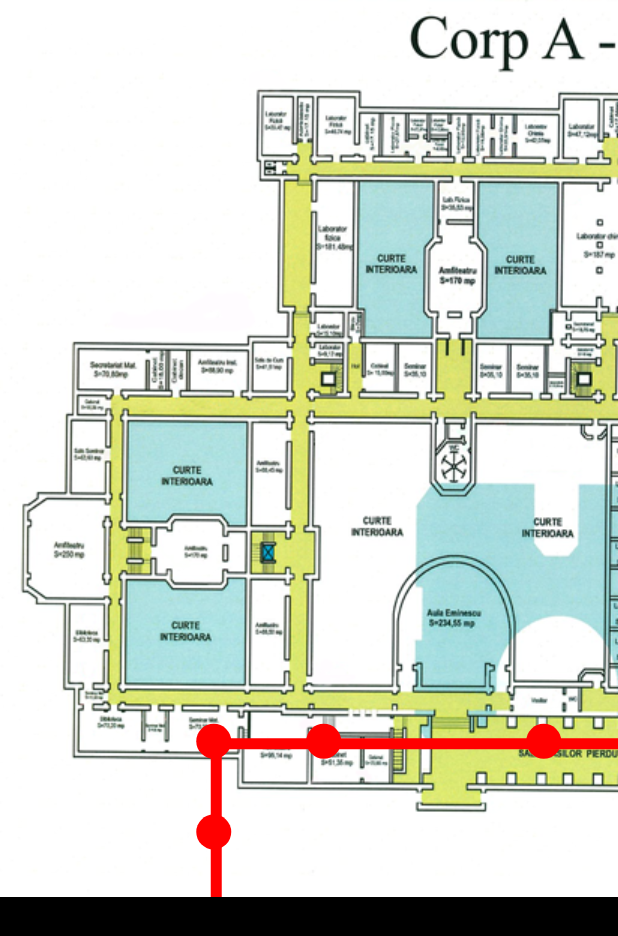
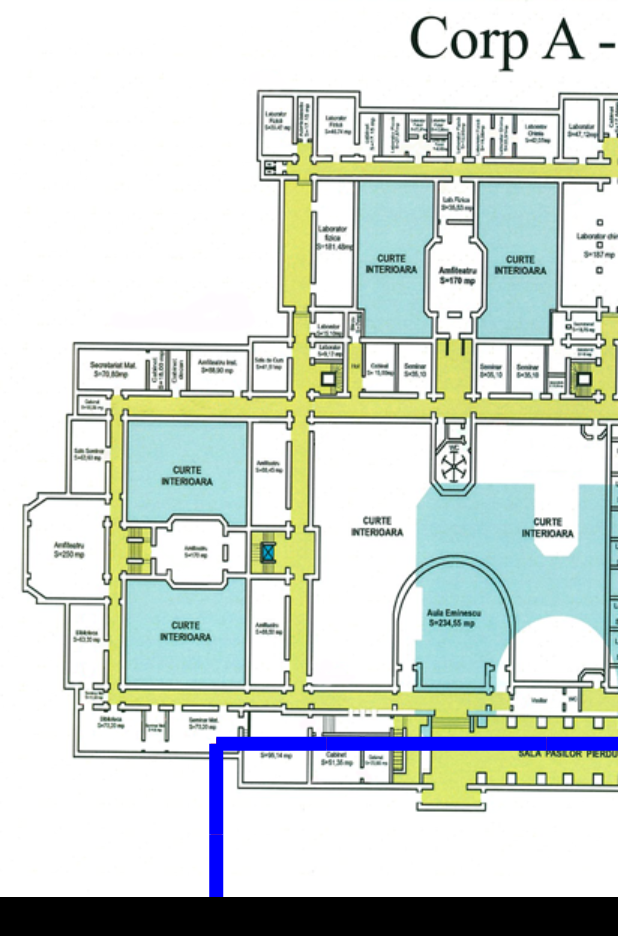
Before and after one commit to mirela24/aplicatie_licenta_2, an Android app: the MainActivity screen opened directly, with no data from a screen before it, on a phone screen of 412 x 824 dp. Shown: the top 936 px of the screen. Run offline under Robolectric (Android 15) with nearby library versions, the light colour scheme and no system bars.

Commit message:
Traseu Complet

```diff
--- a/app/src/main/java/com/example/a3pagini/BestFirstSearch.kt
+++ b/app/src/main/java/com/example/a3pagini/BestFirstSearch.kt
@@ -25,7 +25,7 @@ class BestFirstSearch(
         vizitat[start] = true
         while (!priorityQueue.isEmpty()) {
             val u = daNodCuValEuristicaMin()
-            if (u == stop) ///return
+            //if (u == stop) ///return
 
             for (i in 0 until nrNoduri) {
                 if (!vizitat[i] && mAd.get(u,i) != 0f) {
--- a/app/src/main/java/com/example/a3pagini/Dijkstra.kt
+++ b/app/src/main/java/com/example/a3pagini/Dijkstra.kt
@@ -1,11 +1,13 @@
 package com.example.a3pagini
 
-class Dijkstra(private val nrNoduri: Int, mAd: MatriceRara, start: Int, noduri: ArrayList<Nod>) {
+class Dijkstra(noduri: ArrayList<Nod>, mAd: MatriceRara, start: Int ) {
     private val dist: FloatArray //va tine distanta cea mai scurta de la sursa la nodul i
     private val pred: IntArray
     private val vizitat: BooleanArray //va fi true daca nodul i este inclus in arborele de drum minim
+    private val nrNoduri: Int
 
     init {
+        nrNoduri=noduri.size
         dist = FloatArray(noduri.size+1)
         pred = IntArray(noduri.size+1)
         vizitat = BooleanArray(nrNoduri)
@@ -39,7 +41,7 @@ class Dijkstra(private val nrNoduri: Int, mAd: MatriceRara, start: Int, noduri:
         return min_index
     }
 
-    fun daTraseu(stop: Int): List<Int>? {
+    fun daTraseu(stop: Int): List<Int> {
         val rez: MutableList<Int> = ArrayList()
         var temp = stop
         while (temp >= 0) {
--- a/app/src/main/java/com/example/a3pagini/GhidUAIC.kt
+++ b/app/src/main/java/com/example/a3pagini/GhidUAIC.kt
@@ -36,6 +36,7 @@ class GhidUAIC (imgZonaTraseu: ImageView, wImg: Int, hImg:Int){
     private lateinit var djk: Dijkstra
     //=====================================
     private lateinit var paint: Paint
+    private lateinit var paint2: Paint
     init{
         //preluam informatiile de la constructorul principal
         imgInterfata = imgZonaTraseu
@@ -79,30 +80,31 @@ class GhidUAIC (imgZonaTraseu: ImageView, wImg: Int, hImg:Int){
         paint = Paint()
         paint.color = Color.RED
         paint.strokeWidth = 11F
+
+        paint2 = Paint()
+        paint2.color = Color.BLUE
+        paint2.strokeWidth = 14F
+
         var tempRect : Rect = Rect(0,0, bmpEtaj1.width,bmpEtaj1.height)
         //desenam imaginea etajului
         cnvEtaj1.drawBitmap(imgEtaj1,tempRect,tempRect,null)
+        // desenam toate legaturile
+        for(i in 0..noduri.size-1)
+        {
+            for(j in i+1..noduri.size-1)
+            {
+                if(A.get(i,j)!=0f) cnvEtaj1.drawLine(noduri[i].X+10, noduri[i].Y+15, noduri[j].X+10, noduri[j].Y+15, paint)
+            }
+        }
         //apoi celelalte etaje
         //desenam traseul
+
         //cnvEtaj1.drawLine(0F, 0F, tempRect.right.toFloat(),tempRect.bottom.toFloat(), paint)
         //............
 
-       for(i in 0..10) {
-           cnvEtaj1.drawLine(noduri[i].X+10, noduri[i].Y+15, noduri[i+1].X+10, noduri[i+1].Y+15, paint)
-         }
-        cnvEtaj1.drawLine(noduri[10].X+10, noduri[10].Y+15, noduri[12].X+10, noduri[12].Y+15, paint)
-        for(i in 12..14) {
-            cnvEtaj1.drawLine(noduri[i].X+10, noduri[i].Y+15, noduri[i+1].X+10, noduri[i+1].Y+15, paint)
-        }
-        cnvEtaj1.drawLine(noduri[13].X+10, noduri[13].Y+15, noduri[16].X+10, noduri[16].Y+15, paint)
 
-        for(i in 16..18) {
-            cnvEtaj1.drawLine(noduri[i].X+10, noduri[i].Y+15, noduri[i+1].X+10, noduri[i+1].Y+15, paint)
-        }
 
-        for(nod: Nod in noduri) {
-           cnvEtaj1.drawOval(nod.X-10, nod.Y-5, nod.X+35-10, nod.Y+35-5, paint)
-        }
+
         imgInterfata.invalidate()
 
 
@@ -145,11 +147,19 @@ class GhidUAIC (imgZonaTraseu: ImageView, wImg: Int, hImg:Int){
         return Nod()
     }
 
+    public fun daIndexNod(id: Int):Int {
+        for(i in 0..noduri.size-1) {
+            if(noduri[i].Id == id)
+                return i
+        }
+        return -1
+    }
+
     public fun citesteMatriceAdiacenta() {
         citesteNoduri()
        A = MatriceRara(noduri.size,noduri.size)
-        var indexNod1: Int =0
-        var indexNod2: Int =0
+        var idNod1: Int =0
+        var idNod2: Int =0
         var tagCitit: String = ""
 
         val xmlVecini: XmlResourceParser =
@@ -161,18 +171,23 @@ class GhidUAIC (imgZonaTraseu: ImageView, wImg: Int, hImg:Int){
                 tagCitit = xmlVecini.getName()
             } else if (eventType == XmlPullParser.END_TAG) {
                 if (xmlVecini.getName() == "legatura") {
-                    var n1:Nod = daNod(indexNod1)
-                    var n2:Nod = daNod(indexNod2)
+                    var n1:Nod = daNod(idNod1)
+                    var n2:Nod = daNod(idNod2)
                     var distanta: Float
                     distanta = (Math.pow((n1.X-n2.X).toDouble(), 2.0) + Math.pow((n1.Y-n2.Y).toDouble(),
                         2.0
                     )).toFloat()
                     distanta = Math.sqrt(distanta.toDouble()).toFloat()
-                    A.set(indexNod1,indexNod2,distanta)
+                    idNod1=daIndexNod(idNod1)
+                    idNod2=daIndexNod(idNod2)
+                    if(idNod1 >= 0 && idNod2 >=0)
+                    {
+                        A.set(idNod1,idNod2,distanta)
+                    }
                 }
             } else if (eventType == XmlPullParser.TEXT) {
-                if (tagCitit == "idNod1") indexNod1 = xmlVecini.getText().toInt()
-                if (tagCitit == "idNod2") indexNod2 = xmlVecini.getText().toInt()
+                if (tagCitit == "idNod1") idNod1 = xmlVecini.getText().toInt()
+                if (tagCitit == "idNod2") idNod2 = xmlVecini.getText().toInt()
             }
             eventType = xmlVecini.next()
         }
@@ -183,34 +198,22 @@ class GhidUAIC (imgZonaTraseu: ImageView, wImg: Int, hImg:Int){
 
     public fun calculeazaTraseu(start: Int, stop: Int){
 
-
-        /*
-
-        //determina traseul
-
-
-
+        //construim imaginile pentru etaje
+        creazaImaginiTraseu()
+        //calculam si desenam traseul
 
         var traseuDJK: List<Int>
-        var nrLin: Int = 0
-        var nrCol: Int = 0
+        try{
+             djk = Dijkstra(noduri, A, start)
+             traseuDJK = djk.daTraseu(stop)
+        }catch (e: Exception) {
+             traseuDJK = ArrayList<Int>()
+        }
+        for(i in 1..traseuDJK.size-1)
 
-
-        val mAd: MatriceRara = MatriceRara(nrLin, nrCol)  //eventual matrice rara sau cu ad.
-        traseuDJK = ArrayList()
-        traseu.add(start)
-
-        try {
-            djk = Dijkstra(nrLin * nrCol, mAd, start)
-            traseuDJK = djk.daTraseu(stop)
-        } catch (e: Exception) {
-            traseuDJK = ArrayList<Int>()
-        }*/
-
-
-        //........
-        //construim imaginile pentru etaje
-
-        creazaImaginiTraseu()
+        {
+            cnvEtaj1.drawLine(noduri[i].X+10, noduri[i].Y+15, noduri[i-1].X+10, noduri[i-1].Y+15, paint2)
+        }
+        imgInterfata.invalidate()
     }
 }
--- a/app/src/main/java/com/example/a3pagini/MainActivity.kt
+++ b/app/src/main/java/com/example/a3pagini/MainActivity.kt
@@ -41,7 +41,8 @@ class MainActivity : ComponentActivity(), View.OnTouchListener {
         val dh = currentDisplay.bounds.height()
         ghidUAIC= GhidUAIC(mImgZonaTraseu,dw,dh)
 
-        ghidUAIC.calculeazaTraseu(1,3)
+
+        ghidUAIC.calculeazaTraseu(1,12)
         ghidUAIC.deseneaza()
 
         // Setam onTouchListener pentru ImageView
```
